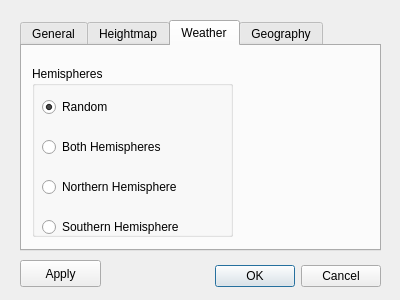
Old version of the form data/qt4/dWorldConf.ui in the repository psi29a/worldsynth.
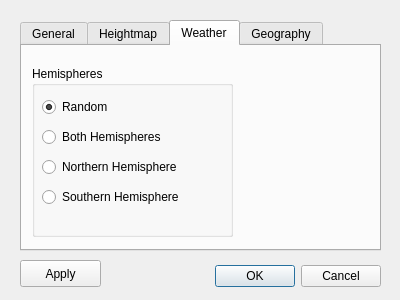
New version of the form. The open tabs and pages were chosen to show the change. Icons and pictures are not drawn.

Commit message: weaving in more gui functionality and a second SDA

```diff
--- a/data/qt4/dWorldConf.ui
+++ b/data/qt4/dWorldConf.ui
@@ -399,7 +399,7 @@
       <property name="geometry">
        <rect>
         <x>10</x>
-        <y>70</y>
+        <y>60</y>
         <width>151</width>
         <height>22</height>
        </rect>
@@ -415,7 +415,7 @@
       <property name="geometry">
        <rect>
         <x>10</x>
-        <y>110</y>
+        <y>90</y>
         <width>181</width>
         <height>22</height>
        </rect>
@@ -428,7 +428,7 @@
       <property name="geometry">
        <rect>
         <x>10</x>
-        <y>150</y>
+        <y>120</y>
         <width>181</width>
         <height>22</height>
        </rect>
```
Left out of the diff: 2 changed lines with no effect on the pictures. The commit also changes 5 other files.
